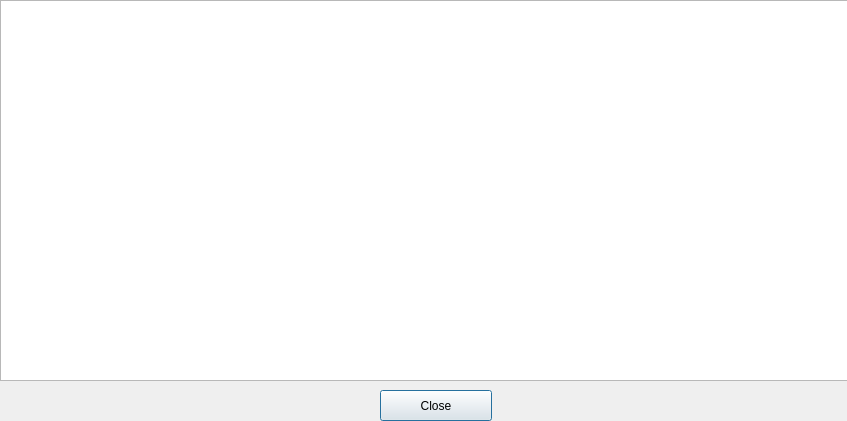
Before: the Qt Designer form poledancer_about.ui in ajventer/poledancer, drawn with Qt 5.
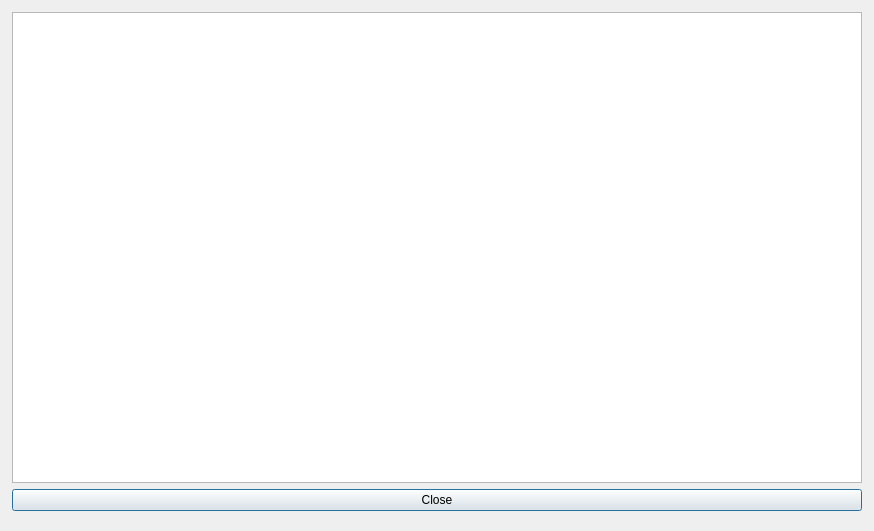
After: the same form once the commit is applied.

Patch:
```diff
--- a/poledancer_about.ui
+++ b/poledancer_about.ui
@@ -6,8 +6,8 @@
    <rect>
     <x>0</x>
     <y>0</y>
-    <width>847</width>
-    <height>421</height>
+    <width>874</width>
+    <height>531</height>
    </rect>
   </property>
   <property name="focusPolicy">
@@ -16,28 +16,26 @@
   <property name="windowTitle">
    <string>About Poledancer</string>
   </property>
-  <widget class="QPushButton" name="CloseAboutBtn">
-   <property name="geometry">
-    <rect>
-     <x>380</x>
-     <y>390</y>
-     <width>112</width>
-     <height>31</height>
-    </rect>
-   </property>
-   <property name="text">
-    <string>Close</string>
-   </property>
-  </widget>
+  <layout class="QGridLayout" name="gridLayout">
+   <item row="0" column="0">
+    <layout class="QVBoxLayout" name="verticalLayout" stretch="1,1">
+     <property name="sizeConstraint">
+      <enum>QLayout::SetNoConstraint</enum>
+     </property>
+     <property name="leftMargin">
+      <number>1</number>
+     </property>
+     <property name="topMargin">
+      <number>1</number>
+     </property>
+     <property name="rightMargin">
+      <number>1</number>
+     </property>
+     <property name="bottomMargin">
+      <number>9</number>
+     </property>
+     <item>
   <widget class="QTextBrowser" name="AboutText">
-   <property name="geometry">
-    <rect>
-     <x>0</x>
-     <y>0</y>
-     <width>851</width>
-     <height>381</height>
-    </rect>
-   </property>
    <property name="verticalScrollBarPolicy">
     <enum>Qt::ScrollBarAlwaysOff</enum>
    </property>
@@ -50,6 +48,17 @@
     </url>
    </property>
   </widget>
+     </item>
+     <item>
+      <widget class="QPushButton" name="CloseAboutBtn">
+       <property name="text">
+        <string>Close</string>
+       </property>
+      </widget>
+     </item>
+    </layout>
+   </item>
+  </layout>
  </widget>
  <resources/>
  <connections/>
```
Lines whose indentation alone changed are shown as unchanged.
